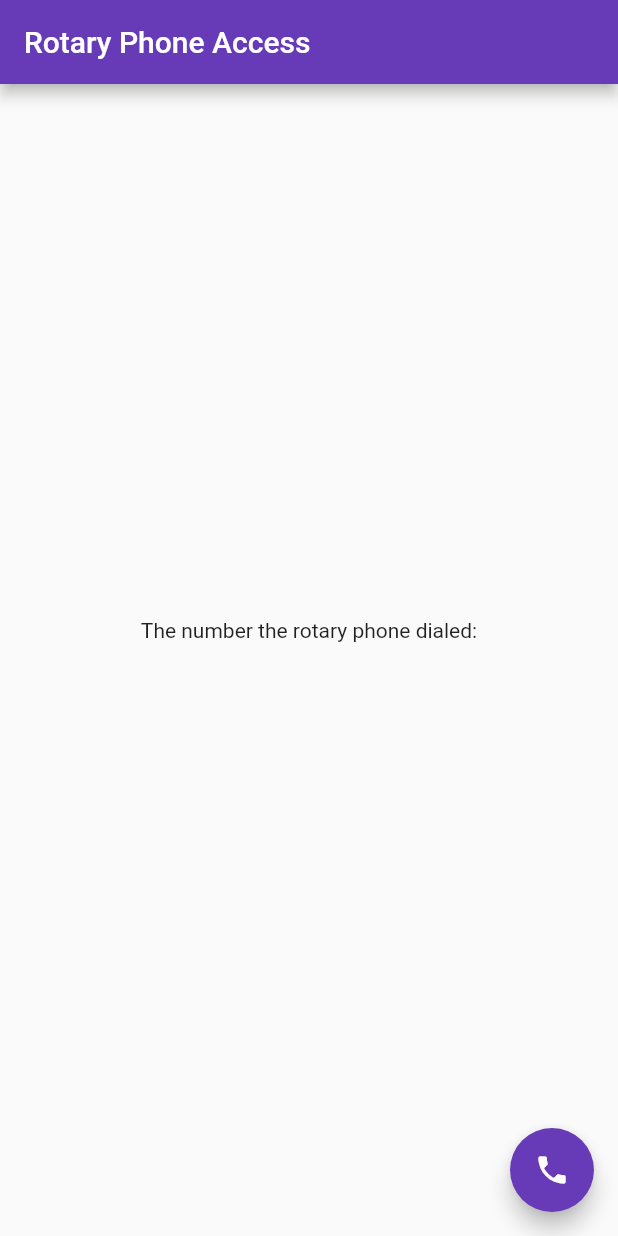
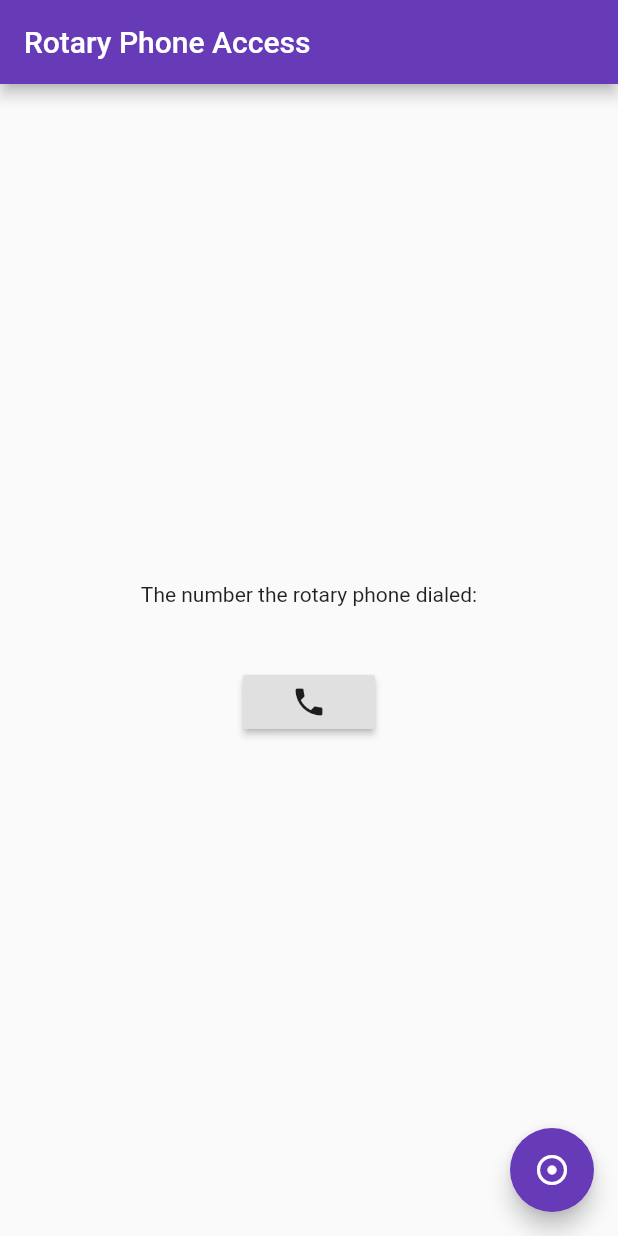
Before and after one commit to MandyMeindersma/Rotary-Phone-Flutter-App, a Flutter app: the screen it shows after launch, after a tap on the "phone" icon, on a phone screen of 412 x 824 dp. Run offline on Flutter 3.47's test engine with Material 2 defaults, Android fonts, the phone set to English and light mode, and no system bars.

Commit message:
Now has button for debouncing and calling

```diff
--- a/lib/main.dart
+++ b/lib/main.dart
@@ -1,6 +1,7 @@
 import 'package:flutter/material.dart';
 import 'package:http/http.dart' as http;
 import 'dart:async';
+import 'package:url_launcher/url_launcher.dart';
 
 void main() => runApp(MyApp());
 
@@ -68,6 +69,10 @@ class _MyHomePageState extends State<MyHomePage> {
     new Timer.periodic(oneSec, (Timer t) => fetchNumber());
   }
 
+  void _theCaller() {
+    const oneSec = const Duration(seconds:1);
+  }
+
   @override
   Widget build(BuildContext context) {
     // This method is rerun every time setState is called, for instance as done
@@ -109,13 +114,19 @@ class _MyHomePageState extends State<MyHomePage> {
               '$_number',
               style: Theme.of(context).textTheme.display1,
             ),
+            RaisedButton(
+              child: Icon(Icons.phone),
+              onPressed: () {
+                launch("tel://"+'$_number');
+              },
+            ), //Button
           ],
         ),
       ),
       floatingActionButton: FloatingActionButton(
         onPressed: _theBouncer,
         tooltip: 'Increment',
-        child: Icon(Icons.phone),
+        child: Icon(Icons.adjust),
       ), // This trailing comma makes auto-formatting nicer for build methods.
     );
   }
--- a/pubspec.yaml
+++ b/pubspec.yaml
@@ -25,6 +25,7 @@ dependencies:
   cupertino_icons: ^0.1.2
   http: 0.12.0
   just_debounce_it: ^3.0.0+1
+  url_launcher: ^5.4.1
 
 dev_dependencies:
   flutter_test:
```
Also changed, not shown: 1 other file.
